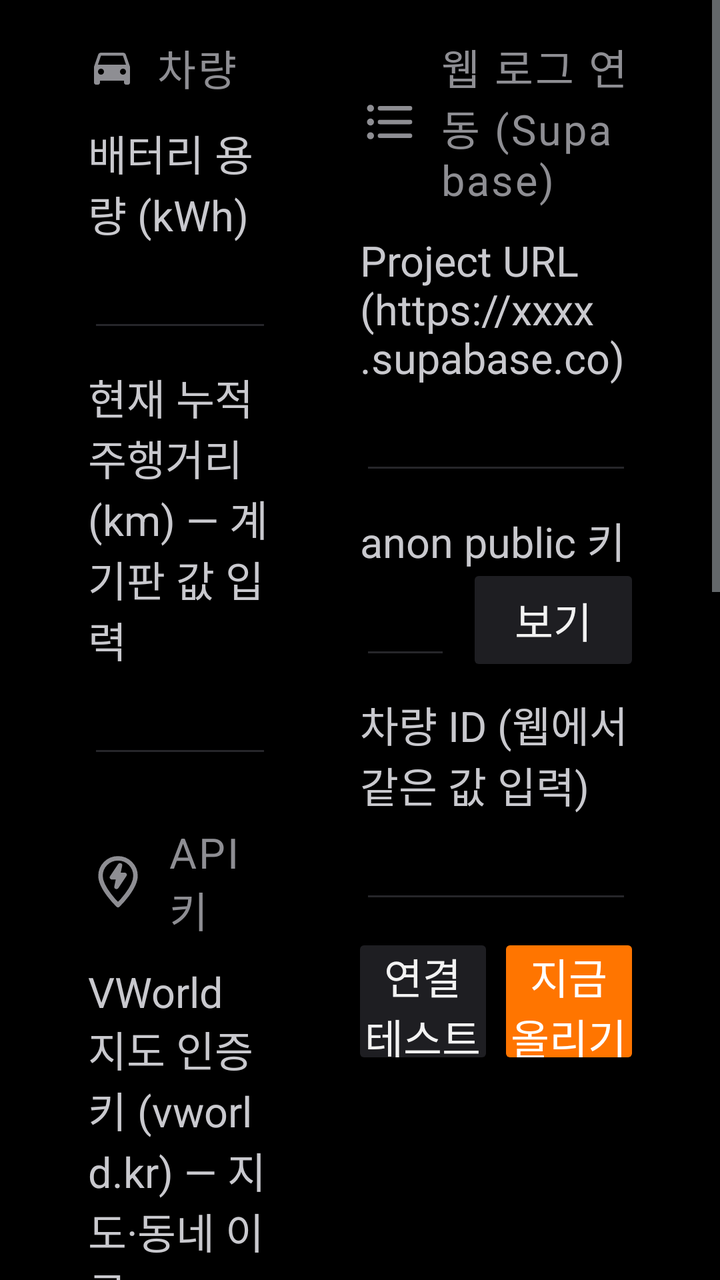
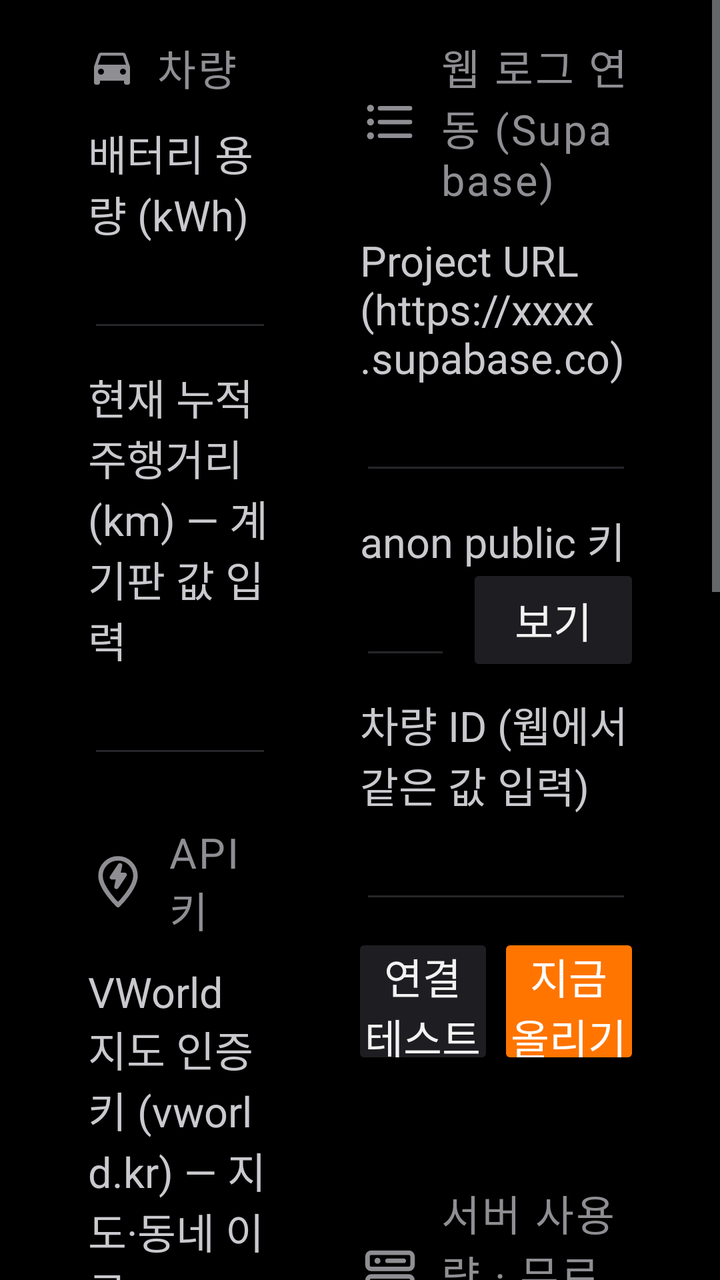

Compare the two renders of this Android layout. The source of the first and the diff that turns it into the second are given below.
<!-- AndroidManifest.xml: application theme Theme.P4Log -->
<!-- res/layout/page_settings.xml -->
<?xml version="1.0" encoding="utf-8"?>
<ScrollView xmlns:android="http://schemas.android.com/apk/res/android"
    android:layout_width="match_parent"
    android:layout_height="match_parent">

    <LinearLayout
        android:layout_width="match_parent"
        android:layout_height="wrap_content"
        android:orientation="vertical"
        android:paddingStart="44dp"
        android:paddingEnd="44dp"
        android:paddingTop="18dp"
        android:paddingBottom="18dp">

        <LinearLayout
            android:layout_width="match_parent"
            android:layout_height="wrap_content"
            android:orientation="horizontal"
            android:baselineAligned="false">

            
            <LinearLayout
                android:layout_width="0dp"
                android:layout_height="wrap_content"
                android:layout_weight="1"
                android:orientation="vertical"
                android:paddingEnd="44dp">

                <TextView style="@style/HeroLabel" android:text="차량" android:drawableStart="@drawable/ic_tab_car" />

                <TextView style="@style/SetLabel" android:text="배터리 용량 (kWh)" />
                <EditText android:id="@+id/set_capacity" style="@style/SetEdit"
                    android:inputType="numberDecimal" />

                <TextView style="@style/SetLabel"
                    android:text="현재 누적 주행거리 (km) — 계기판 값 입력" />
                <EditText android:id="@+id/set_odo" style="@style/SetEdit"
                    android:inputType="number" />

                
                <TextView style="@style/HeroLabel" android:text="API 키" android:drawableStart="@drawable/ic_st_station" android:layout_marginTop="28dp" />
                <TextView style="@style/SetLabel" android:text="VWorld 지도 인증키 (vworld.kr) — 지도·동네 이름" />
                <EditText android:id="@+id/set_vworld" style="@style/SetEdit"
                    android:inputType="text" />
                <TextView style="@style/SetLabel" android:text="충전소 정보 API 키 (data.go.kr, 일반 인증키 Encoding)" />
                <EditText android:id="@+id/set_datago" style="@style/SetEdit"
                    android:inputType="text" />


                <TextView
                    android:layout_width="wrap_content"
                    android:layout_height="wrap_content"
                    android:textSize="@dimen/text_small"
                    android:textColor="@color/text_sub"
                    android:lineSpacingExtra="4dp"
                    android:layout_marginTop="16dp"
                    android:text="충전 요금은 충전소 자동 인식으로 계산됩니다.\n충전 기록을 누르면 단가를 수정할 수 있고, 수정한 단가는 그 충전소에 기억됩니다." />
            </LinearLayout>

            
            <LinearLayout
                android:layout_width="0dp"
                android:layout_height="wrap_content"
                android:layout_weight="1"
                android:orientation="vertical">

                <TextView style="@style/HeroLabel" android:text="웹 로그 연동 (Supabase)" android:drawableStart="@drawable/ic_st_log" />

                <TextView style="@style/SetLabel" android:text="Project URL (https://xxxx.supabase.co)" />
                <EditText android:id="@+id/set_sb_url" style="@style/SetEdit"
                    android:inputType="textUri" />

                <TextView style="@style/SetLabel" android:text="anon public 키" />
                <LinearLayout
                    android:layout_width="match_parent"
                    android:layout_height="wrap_content"
                    android:orientation="horizontal"
                    android:gravity="center_vertical">
                    <EditText android:id="@+id/set_sb_key" style="@style/SetEdit"
                        android:layout_width="0dp"
                        android:layout_weight="1"
                        android:inputType="textPassword" />
                    <TextView
                        android:id="@+id/set_sb_key_toggle"
                        android:layout_width="wrap_content"
                        android:layout_height="44dp"
                        android:gravity="center"
                        android:text="보기"
                        android:textSize="@dimen/text_label"
                        android:fontFamily="sans-serif-medium"
                        android:textColor="@color/text"
                        android:background="@drawable/bg_button_dim"
                        android:paddingStart="20dp"
                        android:paddingEnd="20dp"
                        android:layout_marginStart="12dp" />
                </LinearLayout>

                <TextView style="@style/SetLabel" android:text="차량 ID (웹에서 같은 값 입력)" />
                <EditText android:id="@+id/set_device_id" style="@style/SetEdit"
                    android:inputType="text" />

                <LinearLayout
                    android:layout_width="match_parent"
                    android:layout_height="wrap_content"
                    android:orientation="horizontal"
                    android:layout_marginTop="16dp">
                    <Button
                        android:id="@+id/set_test"
                        android:layout_width="0dp"
                        android:layout_height="56dp"
                        android:layout_weight="1"
                        android:background="@drawable/bg_button_dim"
                        android:fontFamily="sans-serif-medium"
                        android:textSize="@dimen/text_label"
                        android:textColor="@color/text"
                        android:text="연결 테스트"
                        android:layout_marginEnd="10dp" />
                    <Button
                        android:id="@+id/set_sync_now"
                        android:layout_width="0dp"
                        android:layout_height="56dp"
                        android:layout_weight="1"
                        android:background="@drawable/bg_button"
                        android:fontFamily="sans-serif-medium"
                        android:textSize="@dimen/text_label"
                        android:textColor="#FFFFFF"
                        android:text="지금 올리기" />
                </LinearLayout>

                <TextView
                    android:id="@+id/set_sync_state"
                    android:layout_width="wrap_content"
                    android:layout_height="wrap_content"
                    android:textSize="@dimen/text_label"
                    android:textColor="@color/text_sub"
                    android:layout_marginTop="12dp" />
            </LinearLayout>
        </LinearLayout>

        <LinearLayout
            android:layout_width="match_parent"
            android:layout_height="wrap_content"
            android:orientation="horizontal"
            android:layout_marginTop="22dp">
            <Button
                android:id="@+id/set_save"
                android:layout_width="0dp"
                android:layout_height="56dp"
                android:layout_weight="1"
                android:background="@drawable/bg_button"
                android:fontFamily="sans-serif-medium"
                android:textColor="#FFFFFF"
                android:textSize="@dimen/text_label"
                android:text="설정 저장"
                android:layout_marginEnd="10dp" />
            <Button
                android:id="@+id/set_diag"
                android:layout_width="0dp"
                android:layout_height="56dp"
                android:layout_weight="1"
                android:background="@drawable/bg_button_dim"
                android:fontFamily="sans-serif-medium"
                android:textColor="@color/text"
                android:textSize="@dimen/text_label"
                android:text="차량 데이터 진단" />
        </LinearLayout>
    </LinearLayout>
</ScrollView>
<!-- resources referenced by this layout -->
<resources>
  <color name="text">#F2F2F2</color>
  <color name="text_sub">#C9C9CE</color>
  <dimen name="text_label">21sp</dimen>
  <dimen name="text_small">18sp</dimen>
  <style name="SetEdit">
          <item name="android:layout_width">match_parent</item>
          <item name="android:layout_height">wrap_content</item>
          <item name="android:textSize">@dimen/text_body</item>
          <item name="android:textColor">@color/text</item>
          <item name="android:textColorHint">#C9C9CE</item>
          <item name="android:backgroundTint">@color/card_line</item>
          <item name="android:fontFamily">sans-serif</item>
      </style>
  <style name="SetLabel">
          <item name="android:layout_width">wrap_content</item>
          <item name="android:layout_height">wrap_content</item>
          <item name="android:textSize">@dimen/text_label</item>
          <item name="android:textColor">@color/text_sub</item>
          <item name="android:layout_marginTop">12dp</item>
          <item name="android:fontFamily">sans-serif</item>
      </style>
  <style name="Theme.P4Log" parent="android:Theme.DeviceDefault.NoActionBar">
          <item name="android:windowBackground">@color/bg</item>
          <item name="android:textColor">@color/text</item>
          <item name="android:colorAccent">@color/accent</item>
          <item name="android:forceDarkAllowed">false</item>
      </style>
  <color name="accent">#FF7500</color>
  <dimen name="text_body">24sp</dimen>
  <color name="card_line">#26262A</color>
  <color name="bg">#000000</color>
  <!-- unchanged entries left out for length: 6 -->
</resources>

<!-- the commit's change to res/layout/page_settings.xml (unified diff, before → after) -->
@@ -134,6 +134,50 @@
                     android:textSize="@dimen/text_label"
                     android:textColor="@color/text_sub"
                     android:layout_marginTop="12dp" />
+                
+                <TextView style="@style/HeroLabel" android:text="서버 사용량 · 무료 한도" android:drawableStart="@drawable/ic_st_server" android:layout_marginTop="22dp" />
+                <LinearLayout
+                    android:layout_width="match_parent"
+                    android:layout_height="wrap_content"
+                    android:orientation="horizontal"
+                    android:layout_marginTop="10dp">
+                    <TextView style="@style/HdLabel" android:text="데이터베이스" />
+                    <Space android:layout_width="0dp" android:layout_height="1dp" android:layout_weight="1" />
+                    <TextView android:id="@+id/set_usage_db" style="@style/HdValue" android:text="확인 중…" />
+                </LinearLayout>
+                <ProgressBar
+                    android:id="@+id/set_usage_db_bar"
+                    style="@android:style/Widget.ProgressBar.Horizontal"
+                    android:layout_width="match_parent"
+                    android:layout_height="8dp"
+                    android:layout_marginTop="8dp"
+                    android:max="1000"
+                    android:progressDrawable="@drawable/pb_soc" />
+                <LinearLayout
+                    android:layout_width="match_parent"
+                    android:layout_height="wrap_content"
+                    android:orientation="horizontal"
+                    android:layout_marginTop="16dp">
+                    <TextView style="@style/HdLabel" android:text="사진·로그 저장소" />
+                    <Space android:layout_width="0dp" android:layout_height="1dp" android:layout_weight="1" />
+                    <TextView android:id="@+id/set_usage_st" style="@style/HdValue" android:text="확인 중…" />
+                </LinearLayout>
+                <ProgressBar
+                    android:id="@+id/set_usage_st_bar"
+                    style="@android:style/Widget.ProgressBar.Horizontal"
+                    android:layout_width="match_parent"
+                    android:layout_height="8dp"
+                    android:layout_marginTop="8dp"
+                    android:max="1000"
+                    android:progressDrawable="@drawable/pb_soc" />
+                <TextView
+                    android:id="@+id/set_usage"
+                    android:layout_width="wrap_content"
+                    android:layout_height="wrap_content"
+                    android:textSize="@dimen/text_small"
+                    android:textColor="#8E8E93"
+                    android:layout_marginTop="10dp"
+                    android:text="" />
             </LinearLayout>
         </LinearLayout>
 
<!-- resource entries referenced after the edit -->
@@ -4,6 +4,50 @@
   <color name="text_sub">#C9C9CE</color>
   <dimen name="text_label">21sp</dimen>
   <dimen name="text_small">18sp</dimen>
+  <!-- drawable ic_st_server (drawable) -->
+  <?xml version="1.0" encoding="utf-8"?>
+  <vector xmlns:android="http://schemas.android.com/apk/res/android"
+      android:width="30dp" android:height="30dp"
+      android:viewportWidth="24" android:viewportHeight="24">
+      <path android:strokeColor="#FFFFFFFF" android:strokeWidth="1.8" android:strokeLineCap="round" android:strokeLineJoin="round" android:fillColor="#00000000"
+          android:pathData="M4.5,4 H19.5 A1.5,1.5 0 0 1 21,5.5 V9 A1.5,1.5 0 0 1 19.5,10.5 H4.5 A1.5,1.5 0 0 1 3,9 V5.5 A1.5,1.5 0 0 1 4.5,4 Z M4.5,13.5 H19.5 A1.5,1.5 0 0 1 21,15 V18.5 A1.5,1.5 0 0 1 19.5,20 H4.5 A1.5,1.5 0 0 1 3,18.5 V15 A1.5,1.5 0 0 1 4.5,13.5 Z" />
+      <path android:fillColor="#FFFFFFFF" android:pathData="M7,7.25 m-1.2,0 a1.2,1.2 0 1,0 2.4,0 a1.2,1.2 0 1,0 -2.4,0 M7,16.75 m-1.2,0 a1.2,1.2 0 1,0 2.4,0 a1.2,1.2 0 1,0 -2.4,0" />
+      <path android:strokeColor="#FFFFFFFF" android:strokeWidth="1.8" android:strokeLineCap="round" android:fillColor="#00000000" android:pathData="M11,7.25 H17.5 M11,16.75 H17.5" />
+  </vector>
+  <!-- drawable pb_soc (drawable) -->
+  <?xml version="1.0" encoding="utf-8"?>
+  <layer-list xmlns:android="http://schemas.android.com/apk/res/android">
+      <item android:id="@android:id/background">
+          <shape android:shape="rectangle">
+              <corners android:radius="2dp" />
+              <solid android:color="#26262A" />
+          </shape>
+      </item>
+      <item android:id="@android:id/progress">
+          <clip>
+              <shape android:shape="rectangle">
+                  <corners android:radius="2dp" />
+                  <solid android:color="#FF7500" />
+              </shape>
+          </clip>
+      </item>
+  </layer-list>
+  <style name="HdLabel">
+          <item name="android:layout_width">wrap_content</item>
+          <item name="android:layout_height">wrap_content</item>
+          <item name="android:textSize">@dimen/text_label</item>
+          <item name="android:textColor">#8E8E93</item>
+          <item name="android:layout_marginEnd">8dp</item>
+          <item name="android:fontFamily">sans-serif</item>
+      </style>
+  <style name="HdValue">
+          <item name="android:layout_width">wrap_content</item>
+          <item name="android:layout_height">wrap_content</item>
+          <item name="android:textSize">@dimen/text_body</item>
+          <item name="android:fontFamily">sans-serif-medium</item>
+          <item name="android:textColor">@color/text</item>
+          <item name="android:text">-</item>
+      </style>
   <style name="SetEdit">
           <item name="android:layout_width">match_parent</item>
           <item name="android:layout_height">wrap_content</item>
